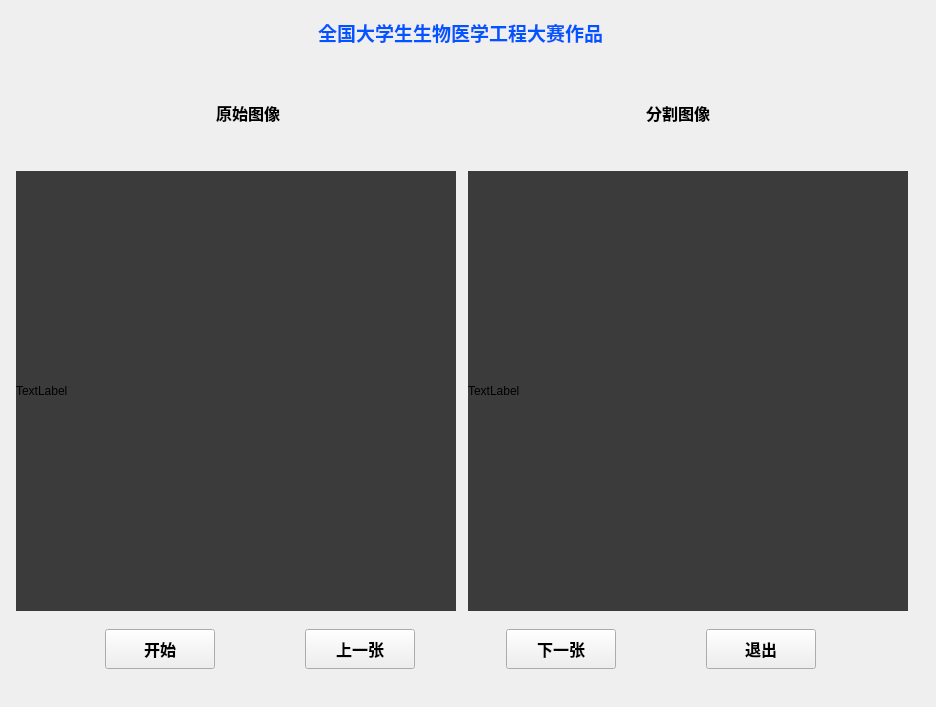
First picture: the form in mainwindow.ui, repository heaodi/Spine-segmentation-using-unet, before the edit.
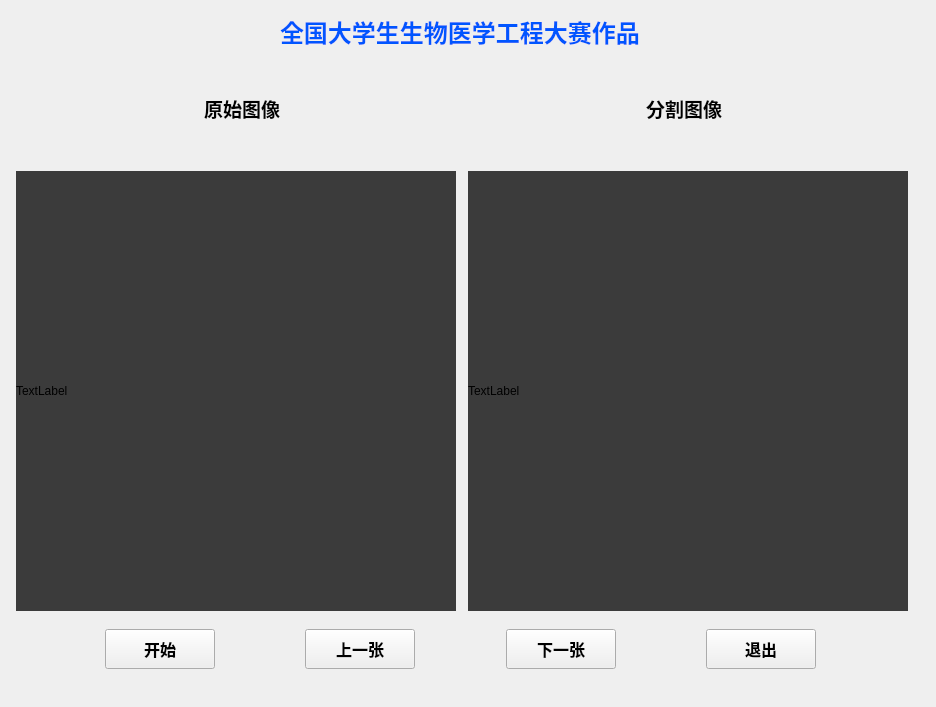
Second picture: the form after the edit.

What changed in the file:
```diff
--- a/mainwindow.ui
+++ b/mainwindow.ui
@@ -41,7 +41,7 @@
       <property name="font">
        <font>
         <family>微软雅黑</family>
-        <pointsize>14</pointsize>
+        <pointsize>18</pointsize>
         <weight>75</weight>
         <bold>true</bold>
        </font>
@@ -76,9 +76,9 @@
    <property name="geometry">
     <rect>
      <x>10</x>
-     <y>60</y>
+     <y>52</y>
      <width>906</width>
-     <height>553</height>
+     <height>561</height>
     </rect>
    </property>
    <layout class="QVBoxLayout" name="verticalLayout">
@@ -118,7 +118,7 @@
         <property name="font">
          <font>
           <family>微软雅黑</family>
-          <pointsize>12</pointsize>
+          <pointsize>14</pointsize>
           <weight>75</weight>
           <bold>true</bold>
          </font>
@@ -149,7 +149,7 @@
         <property name="font">
          <font>
           <family>微软雅黑</family>
-          <pointsize>12</pointsize>
+          <pointsize>14</pointsize>
           <weight>75</weight>
           <bold>true</bold>
          </font>
```
